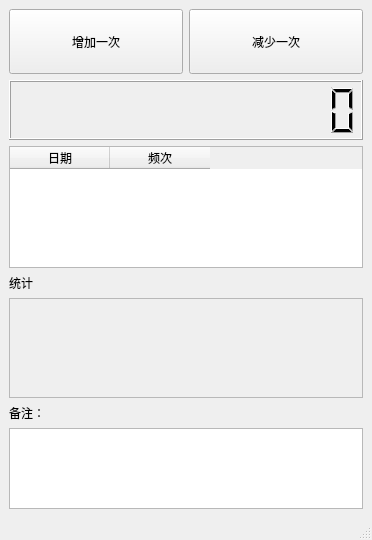
Above: mainwindow.ui from ic005k/Knot-Legacy before the change. Below: the same form after it.
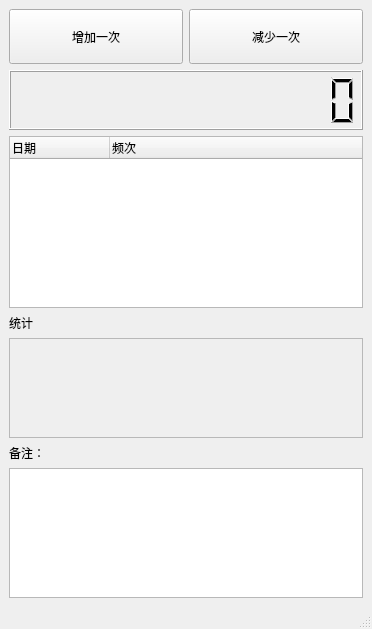
That is the form after the change.

Diff of the .ui file:
```diff
--- a/mainwindow.ui
+++ b/mainwindow.ui
@@ -7,7 +7,7 @@
     <x>0</x>
     <y>0</y>
     <width>372</width>
-    <height>540</height>
+    <height>629</height>
    </rect>
   </property>
   <property name="windowTitle">
@@ -27,8 +27,8 @@
         </property>
         <property name="minimumSize">
          <size>
-          <width>65</width>
-          <height>65</height>
+          <width>55</width>
+          <height>55</height>
          </size>
         </property>
         <property name="text">
@@ -49,8 +49,8 @@
         </property>
         <property name="minimumSize">
          <size>
-          <width>65</width>
-          <height>65</height>
+          <width>55</width>
+          <height>55</height>
          </size>
         </property>
         <property name="text">
@@ -63,6 +63,13 @@
       </item>
      </layout>
     </item>
+    <item row="3" column="0">
+     <widget class="QLabel" name="lblStats">
+      <property name="text">
+       <string>统计</string>
+      </property>
+     </widget>
+    </item>
     <item row="1" column="0">
      <widget class="QLCDNumber" name="lcdNumber">
       <property name="minimumSize">
@@ -82,27 +89,6 @@
       </property>
      </widget>
     </item>
-    <item row="2" column="0">
-     <widget class="QTableWidget" name="tableWidget">
-      <column>
-       <property name="text">
-        <string>日期</string>
-       </property>
-      </column>
-      <column>
-       <property name="text">
-        <string>频次</string>
-       </property>
-      </column>
-     </widget>
-    </item>
-    <item row="3" column="0">
-     <widget class="QLabel" name="lblStats">
-      <property name="text">
-       <string>统计</string>
-      </property>
-     </widget>
-    </item>
     <item row="4" column="0">
      <widget class="QFrame" name="frame">
       <property name="minimumSize">
@@ -136,11 +122,18 @@
       </layout>
      </widget>
     </item>
-    <item row="5" column="0">
-     <widget class="QLabel" name="label_2">
-      <property name="text">
-       <string>备注：</string>
-      </property>
+    <item row="2" column="0">
+     <widget class="QTreeWidget" name="treeWidget">
+      <column>
+       <property name="text">
+        <string>日期</string>
+       </property>
+      </column>
+      <column>
+       <property name="text">
+        <string>频次</string>
+       </property>
+      </column>
      </widget>
     </item>
     <item row="6" column="0">
@@ -153,6 +146,13 @@
       </property>
      </widget>
     </item>
+    <item row="5" column="0">
+     <widget class="QLabel" name="label_2">
+      <property name="text">
+       <string>备注：</string>
+      </property>
+     </widget>
+    </item>
    </layout>
   </widget>
   <widget class="QMenuBar" name="menubar">
```
